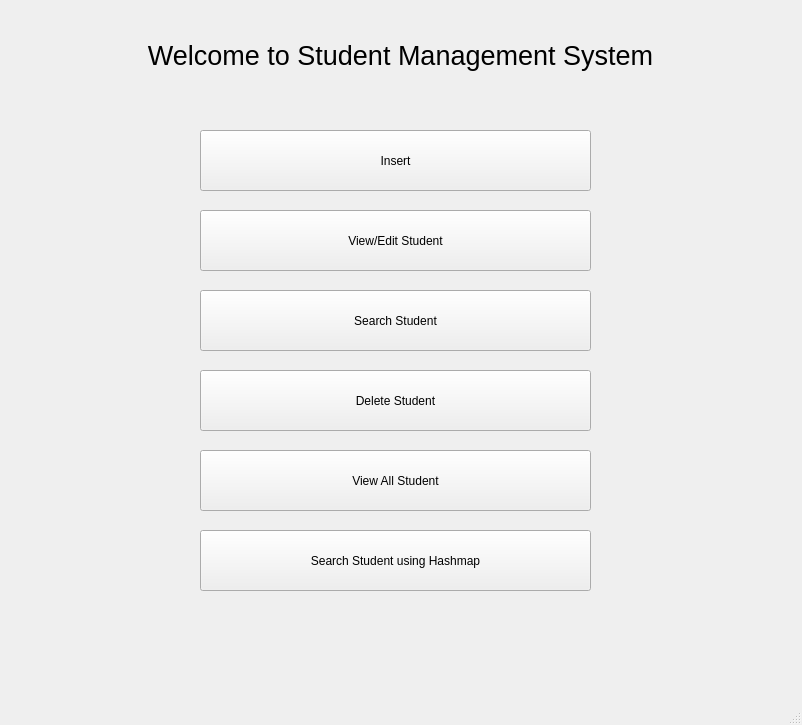
Before: the Qt Designer form GUI/StudentManagementSystem/mainwindow.ui in AppDevIn/StudentManagement, drawn with Qt 5.
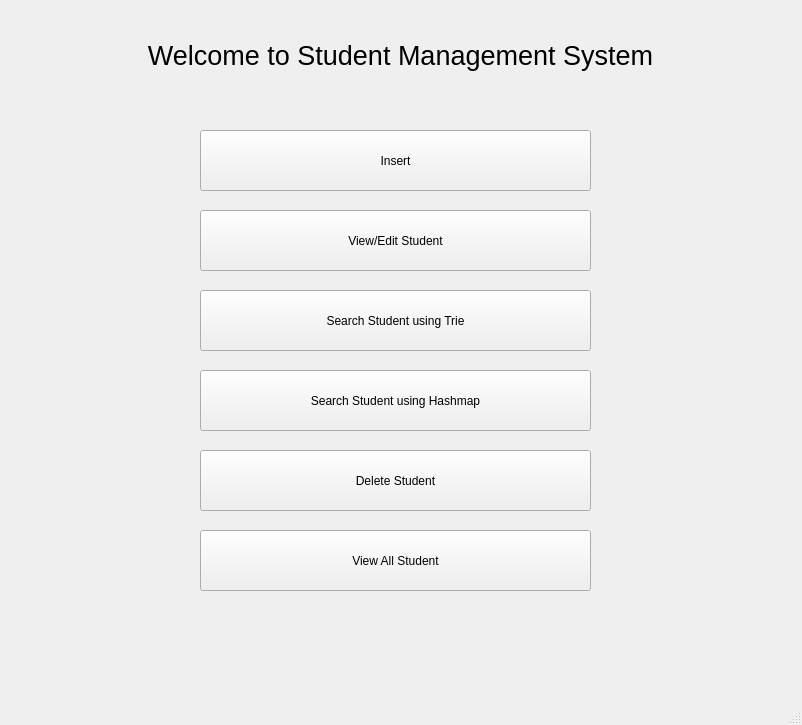
After: the same form once the commit is applied.

```diff
--- a/GUI/StudentManagementSystem/mainwindow.ui
+++ b/GUI/StudentManagementSystem/mainwindow.ui
@@ -58,14 +58,14 @@
      </rect>
     </property>
     <property name="text">
-     <string>Search Student</string>
+     <string>Search Student using Trie</string>
     </property>
    </widget>
    <widget class="QPushButton" name="insert_3">
     <property name="geometry">
      <rect>
       <x>200</x>
-      <y>370</y>
+      <y>450</y>
       <width>391</width>
       <height>61</height>
      </rect>
@@ -78,7 +78,7 @@
     <property name="geometry">
      <rect>
       <x>200</x>
-      <y>450</y>
+      <y>530</y>
       <width>391</width>
       <height>61</height>
      </rect>
@@ -104,7 +104,7 @@
     <property name="geometry">
      <rect>
       <x>200</x>
-      <y>530</y>
+      <y>370</y>
       <width>391</width>
       <height>61</height>
      </rect>
```
